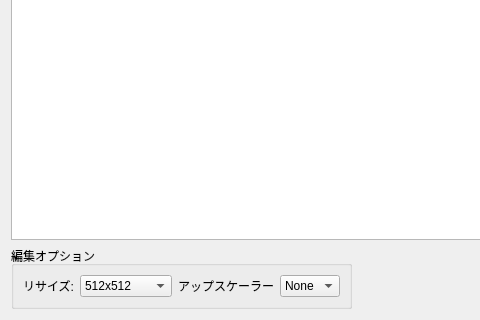
Old version of the form src/lorairo/gui/designer/ImageEditWidget.ui in the repository NEXTAltair/LoRAIro; both pictures show x 0 to 480 and y 461 to 781 of the 758 by 781 pixel window.
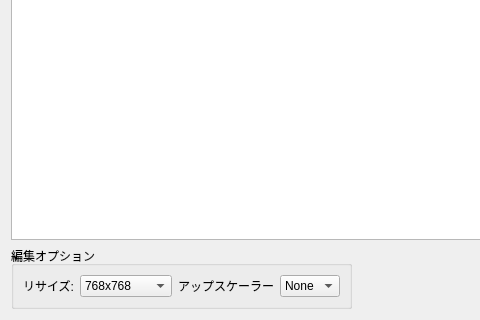
New version of the form. Custom widgets are drawn as their Qt base class.

```diff
--- a/src/lorairo/gui/designer/ImageEditWidget.ui
+++ b/src/lorairo/gui/designer/ImageEditWidget.ui
@@ -160,11 +160,6 @@
         </item>
         <item>
          <widget class="QComboBox" name="comboBoxResizeOption">
-          <item>
-           <property name="text">
-            <string>512x512</string>
-           </property>
-          </item>
           <item>
            <property name="text">
             <string>768x768</string>
```
